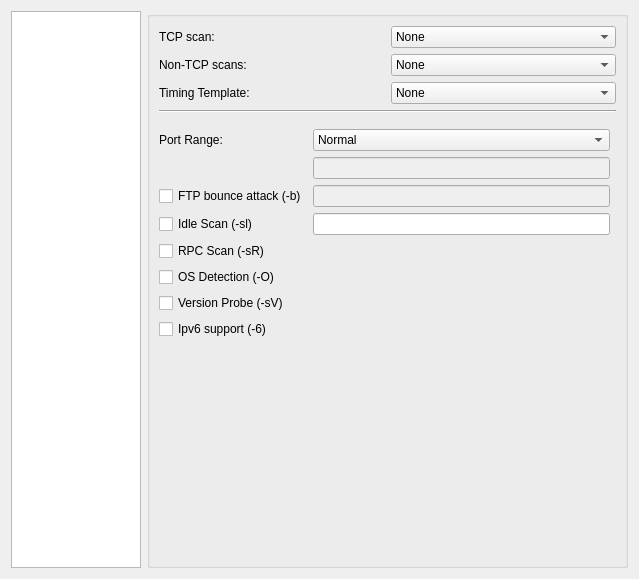
Old version of the form src/app/profiler/profilerdialog.ui in the repository nmapsi4/nmapsi4.
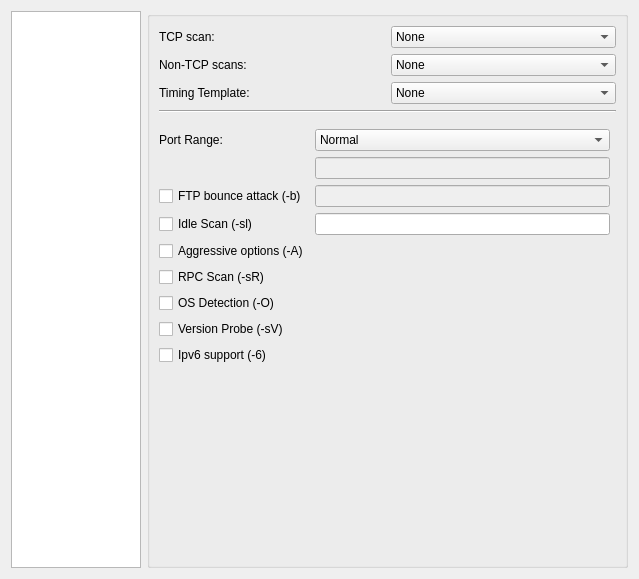
New version of the form. Icons and pictures are not drawn.

Commit message: profiler: new checkBox option "aggressive options" (moved from mainwin).

```diff
--- a/src/app/profiler/profilerdialog.ui
+++ b/src/app/profiler/profilerdialog.ui
@@ -353,28 +353,28 @@
               </item>
               <item row="6" column="0">
                <layout class="QGridLayout" name="gridLayout_3">
-                <item row="5" column="0">
+                <item row="6" column="0">
                  <widget class="QCheckBox" name="rpcBox">
                   <property name="text">
                    <string>RPC Scan (-sR)</string>
                   </property>
                  </widget>
                 </item>
-                <item row="6" column="0">
+                <item row="7" column="0">
                  <widget class="QCheckBox" name="checkOS">
                   <property name="text">
                    <string>OS Detection (-O)</string>
                   </property>
                  </widget>
                 </item>
-                <item row="7" column="0">
+                <item row="8" column="0">
                  <widget class="QCheckBox" name="versionBox">
                   <property name="text">
                    <string>Version Probe (-sV)</string>
                   </property>
                  </widget>
                 </item>
-                <item row="8" column="0">
+                <item row="9" column="0">
                  <widget class="QCheckBox" name="checkIpv6">
                   <property name="text">
                    <string>Ipv6 support (-6)</string>
@@ -455,6 +455,13 @@
                 <item row="4" column="1">
                  <widget class="QLineEdit" name="lineIdleScan"/>
                 </item>
+                <item row="5" column="0">
+                 <widget class="QCheckBox" name="checkAggressiveOptions">
+                  <property name="text">
+                   <string>Aggressive options (-A)</string>
+                  </property>
+                 </widget>
+                </item>
                </layout>
               </item>
              </layout>
```
The commit also changes 2 other files.
